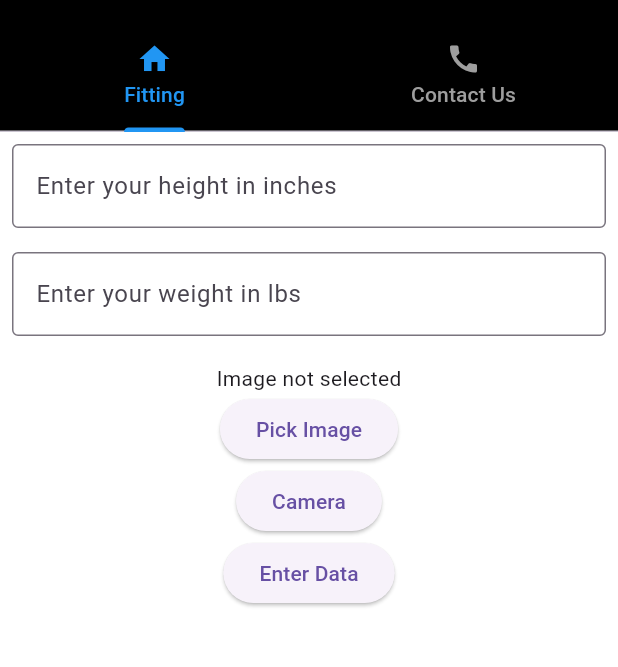
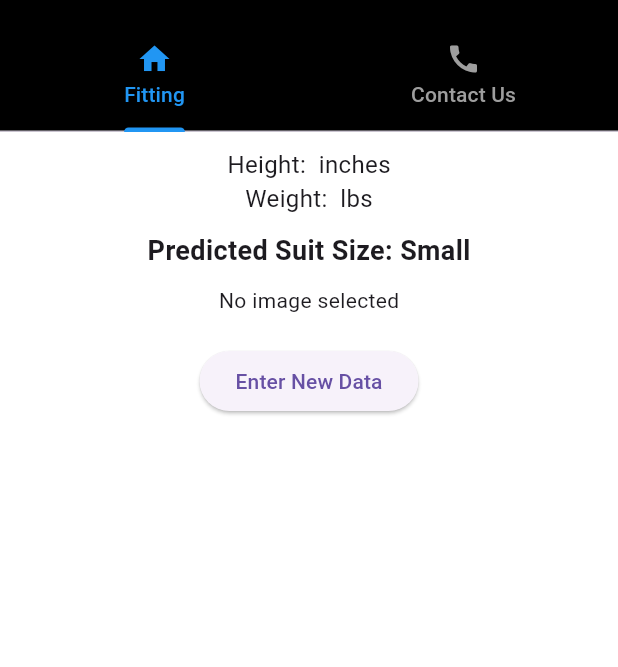
Before and after one commit to CarlosLG5/VirtualFittingRoom, a Flutter app: the screen it shows after launch, after a tap on "Enter Data", on a phone screen of 412 x 824 dp, the part 63-730 px from its top. Run offline on Flutter 3.47's test engine with Material 3 defaults, Android fonts, the phone set to English and light mode, and no system bars; our stand-ins replace camera, image_picker.

Commit message:
Display outputs

```diff
--- a/lib/home_screen.dart
+++ b/lib/home_screen.dart
@@ -21,6 +21,9 @@ class _HomeScreenState extends State<HomeScreen> with SingleTickerProviderStateM
   final TextEditingController _weightController = TextEditingController(); //weight input
   File? _image;
   final ImagePicker _picker = ImagePicker(); //image input
+
+String _suitSize=""; //store suit size
+ bool _dataEntered = false; //track if data entered
 
   @override
   void initState() {
@@ -48,6 +51,17 @@ class _HomeScreenState extends State<HomeScreen> with SingleTickerProviderStateM
 
   }
 
+  //method to calculate suit size(for algorithm)
+  String _calculateSuitSize(double height, double weight){
+    if(height<160){
+      return 'Small';
+    }else if (height>=160&&height<175){
+      return 'Medium';
+    }else{
+      return 'Large';
+    }
+  }
+
   @override
   void dispose(){
     _tabController.dispose();
@@ -56,10 +70,11 @@ class _HomeScreenState extends State<HomeScreen> with SingleTickerProviderStateM
     super.dispose();
   }
   //create widget for info input
-  Widget _buildFittingRoomTab(){
+  Widget _buildFittingRoomTab() {
   return SingleChildScrollView(
     child: Column(
       children: [
+      if(!_dataEntered) ...[
         Padding(
           padding: const EdgeInsets.all(8.0),
           child: TextFormField(
@@ -83,22 +98,78 @@ class _HomeScreenState extends State<HomeScreen> with SingleTickerProviderStateM
           ),
         ),
         SizedBox(height: 10),
-          _image != null ? Image.file(_image!) : Text("Image not selected"),
+        _image != null
+          ? Image.file(_image!)
+          : Text("Image not selected"),
         ElevatedButton(
           onPressed: _pickImage,
           child: Text('Pick Image'),
         ),
-          ElevatedButton(onPressed: _captureImageFromCamera , child: Text('Camera'),),
-          ElevatedButton(onPressed: (){
-            print(_heightController.value);
-            print(_weightController.value);
-          }, child: Text('Enter Data'))
+        ElevatedButton(
+          onPressed: _captureImageFromCamera,
+          child: Text('Camera'),
+        ),
+        ElevatedButton(
+          onPressed: () {
+            double height = double.tryParse(_heightController.text) ?? 0;
+            double weight = double.tryParse(_weightController.text) ?? 0;
+            String calculatedSuitSize = _calculateSuitSize(height, weight);
+            setState(() {
+              _suitSize = calculatedSuitSize;
+              _dataEntered = true;
+            });
+          },
+          child: Text('Enter Data'),
+        ),
+      ],
+
+        // When data is entered, display the results
+        if (_dataEntered)
+          Column(
+            children: [
+              SizedBox(height: 10),
+              Text(
+                'Height: ${_heightController.text} inches',
+                style: TextStyle(fontSize: 16),
+              ),
+              Text(
+                'Weight: ${_weightController.text} lbs',
+                style: TextStyle(fontSize: 16),
+              ),
+              SizedBox(height: 10),
+              _suitSize.isNotEmpty
+                  ? Text(
+                      'Predicted Suit Size: $_suitSize',
+                      style: TextStyle(fontSize: 18, fontWeight: FontWeight.bold),
+                    )
+                  : SizedBox.shrink(),
+              SizedBox(height: 10),
+              _image != null
+                  ? Image.file(
+                      _image!,
+                      width: 150, // Make image smaller
+                      height: 150, // Make image smaller
+                      fit: BoxFit.cover,
+                    )
+                  : Text("No image selected"),
+              SizedBox(height: 20),
+              ElevatedButton(
+                onPressed: () {
+                  setState(() {
+                    _dataEntered = false;
+                    _heightController.clear();
+                    _weightController.clear();
+                    _suitSize = "";
+                    _image = null;
+                  });
+                },
+                child: Text('Enter New Data'),
+              ),
+            ],
+          ),
       ],
     ),
   );
-
-
-
 }
 
   @override
```
Lines whose indentation alone changed are shown as unchanged.
